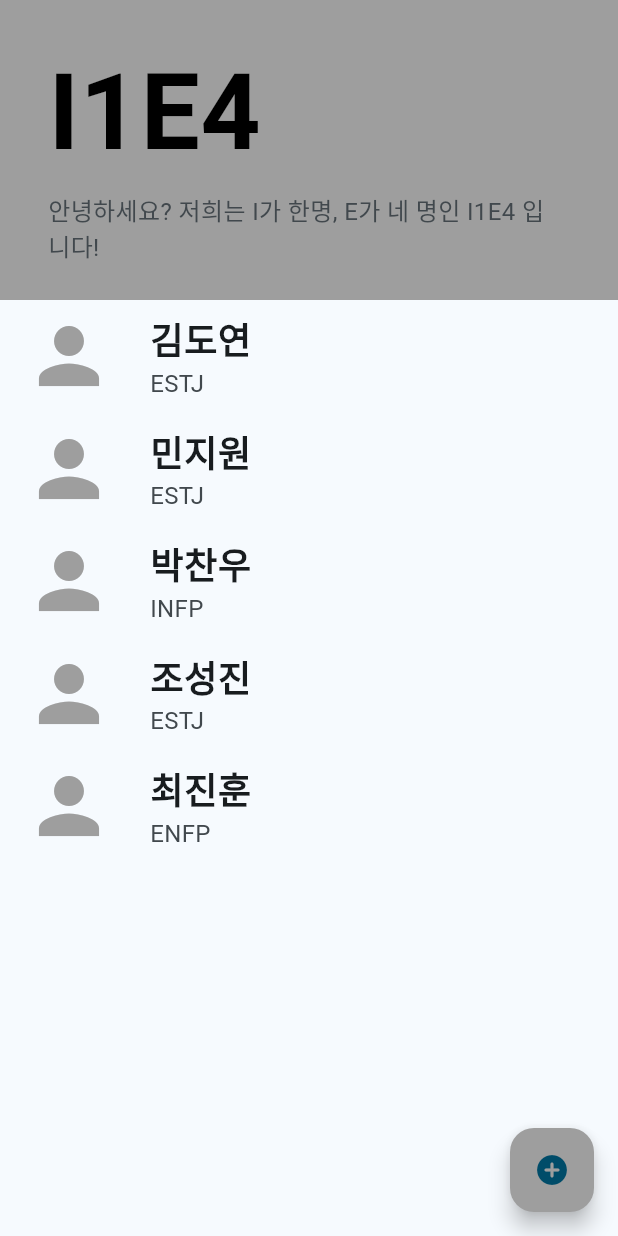
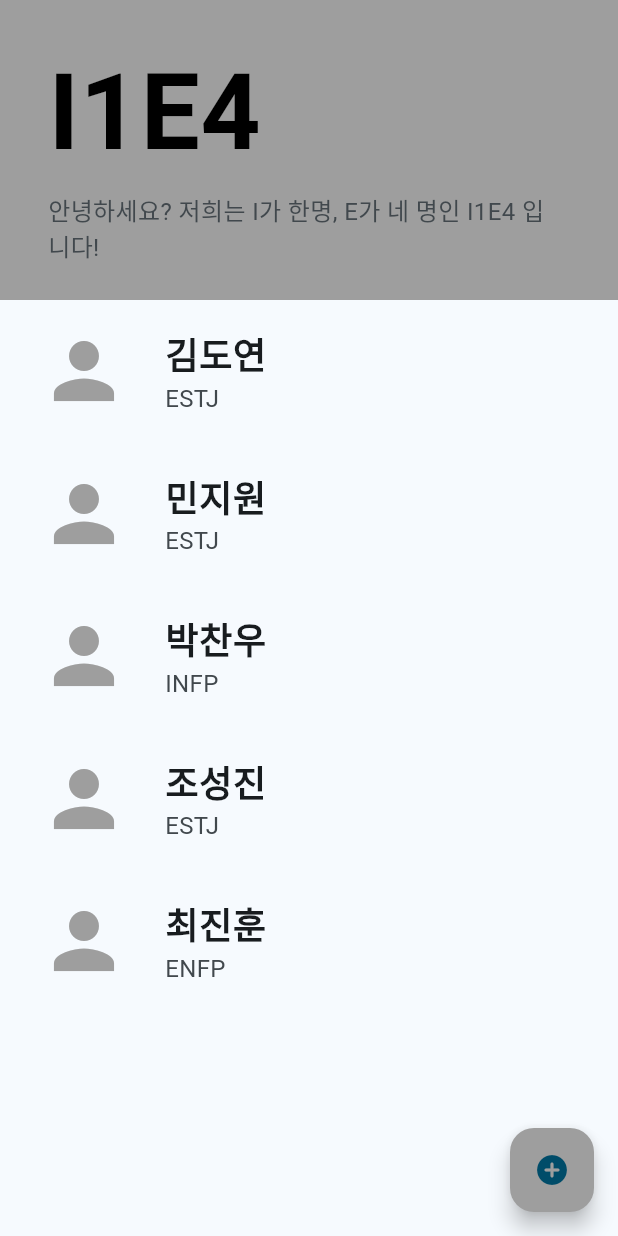
Before and after one commit to alexcho617/helloIOneEFour, a Flutter app: the screen it shows after launch, on a phone screen of 412 x 824 dp. Run offline on Flutter 3.47's test engine with Material 2 defaults, Android fonts, the phone set to English and light mode, and no system bars; our stand-ins replace image_picker, shared_preferences.

Commit message:
ListTile에 패딩추가

```diff
--- a/hello_i1e4/lib/pages/listPage.dart
+++ b/hello_i1e4/lib/pages/listPage.dart
@@ -67,6 +67,8 @@ class ListPage extends StatelessWidget {
                     color: Colors.white,
                   ),
                 ),
+                child: Padding(
+                  padding: const EdgeInsets.all(10.0),
                   child: ListTile(
                     onTap: () async {
                       await Navigator.push(
@@ -81,7 +83,8 @@ class ListPage extends StatelessWidget {
                     visualDensity: VisualDensity(horizontal: 4, vertical: 4),
                     title: Text(
                       teamList[index].name,
-                    style: TextStyle(fontWeight: FontWeight.bold, fontSize: 24),
+                      style:
+                          TextStyle(fontWeight: FontWeight.bold, fontSize: 24),
                     ),
                     subtitle: Text(teamList[index].mbti,
                         style: TextStyle(fontSize: 16)),
@@ -96,6 +99,7 @@ class ListPage extends StatelessWidget {
                       ],
                     ),
                   ),
+                ),
               );
             },
           ),
```
Lines whose indentation alone changed are shown as unchanged.
